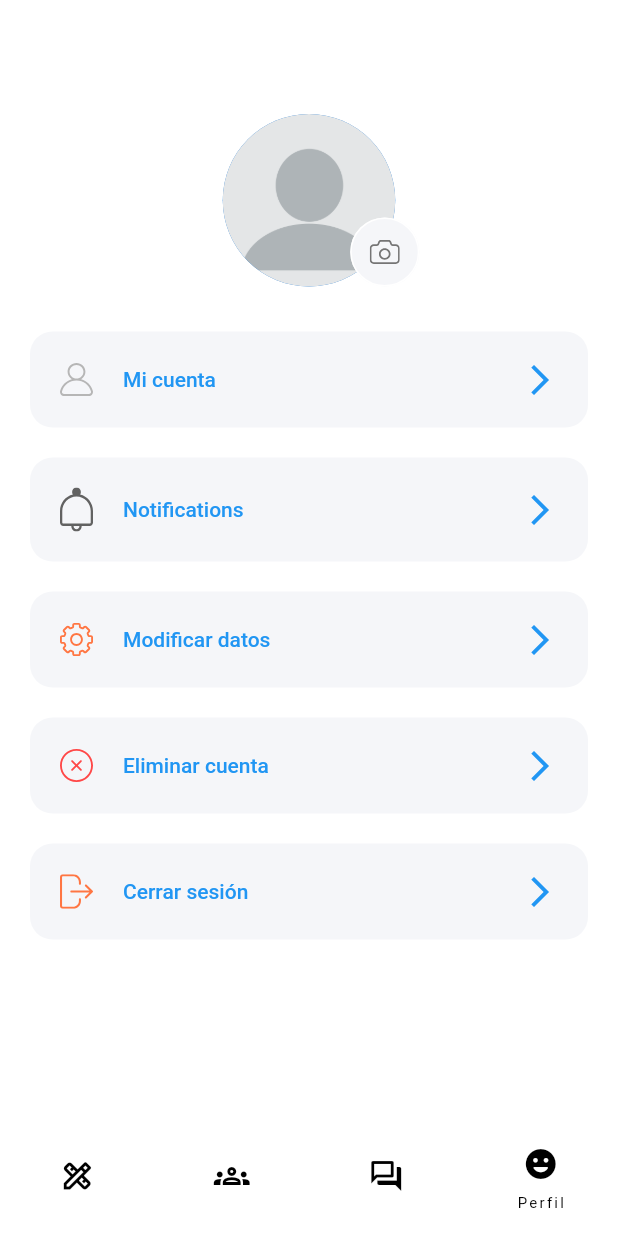
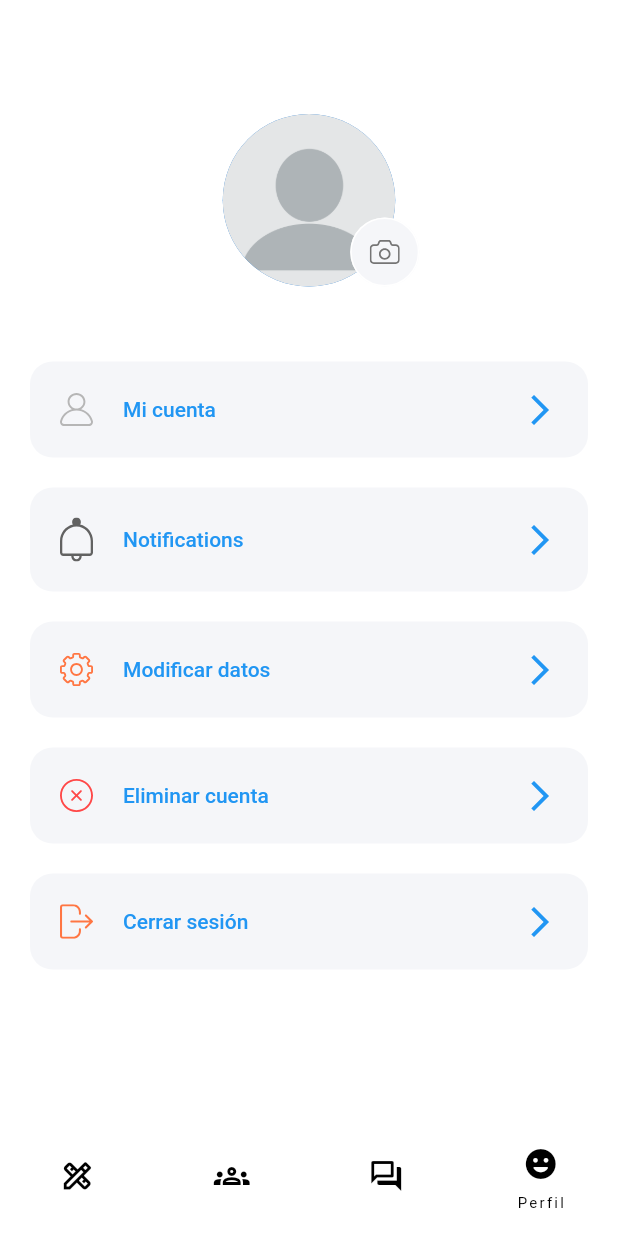
Before and after one commit to VaqueroGitHub/TFG, a Flutter app: the ProfileScreen screen opened by its route, on a phone screen of 412 x 824 dp. Run offline on Flutter 3.47's test engine with Material 2 defaults, Android fonts, the phone set to English and light mode, and no system bars; our stand-ins replace cloud_firestore, firebase_core, flutter_secure_storage, flutter_svg; missing offline and left inert: cloud_firestore_web, firebase_core_web, flutter_secure_storage_web; accounts and stored records are empty.

Commit message:
Commit para pull

```diff
--- a/lib/screens/profile_screen.dart
+++ b/lib/screens/profile_screen.dart
@@ -19,7 +19,7 @@ class ProfileScreen extends StatelessWidget {
         child: Column(
           children: [
             _ProfilePic(),
-            SizedBox(height: 20),
+            SizedBox(height: 40),
             _ProfileMenu(
               text: "Mi cuenta",
               icon: "assets/icons/User Icon.svg",
--- a/pubspec.yaml
+++ b/pubspec.yaml
@@ -36,7 +36,6 @@ dependencies:
 
   # The following adds the Cupertino Icons font to your application.
   # Use with the CupertinoIcons class for iOS style icons.
-  cupertino_icons: ^1.0.2
   flutter_svg: ^1.0.3
   flutter_secure_storage: ^5.0.2
   http: ^0.13.4
```
Also changed, not shown: 8 other files.
